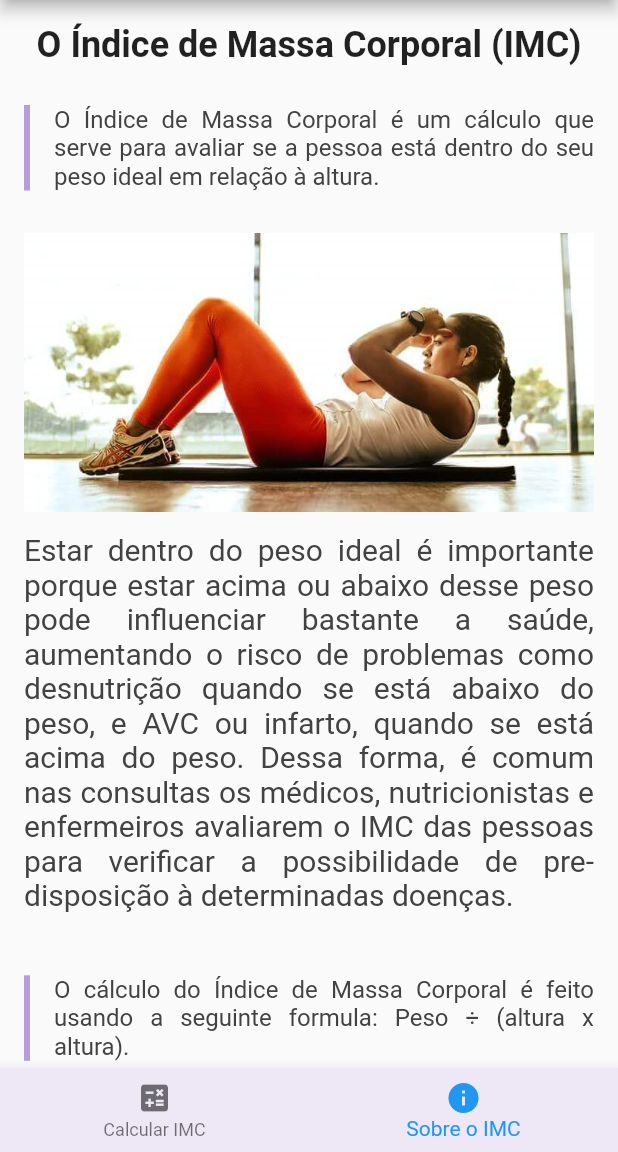
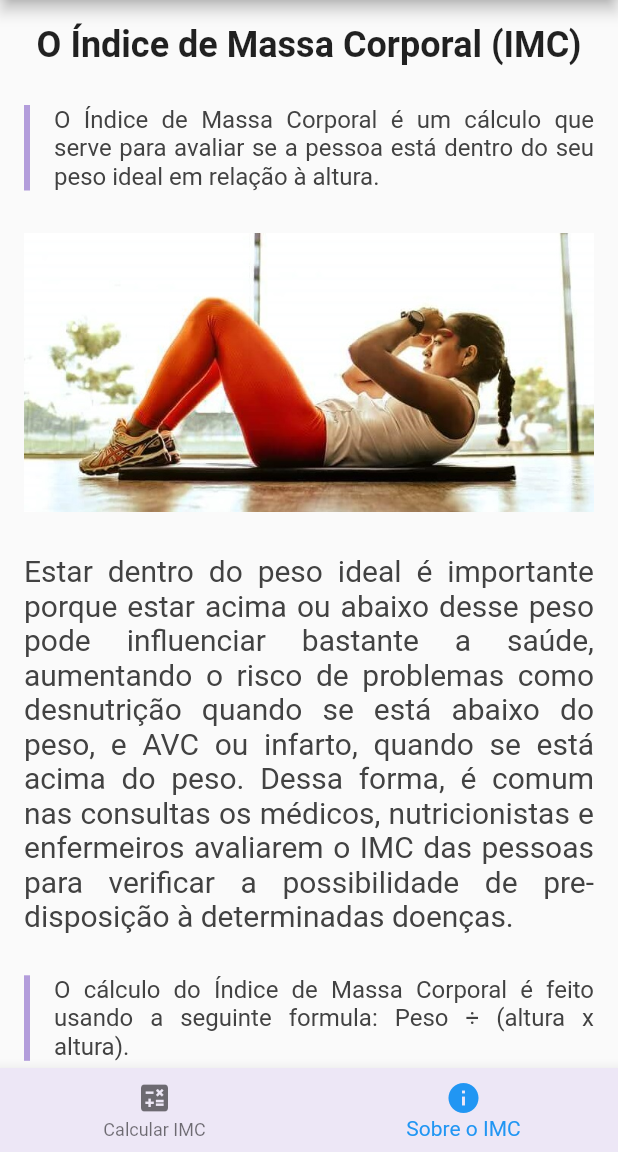
Before and after one commit to Gabriel-S-Souza/imc_calculator_with_flutter, a Flutter app: the screen it shows after launch, swiped to page 2, on a phone screen of 412 x 824 dp, the part 84-1236 px from its top. Run offline on Flutter 3.47's test engine with Material 2 defaults, Android fonts, the phone set to English and light mode, and no system bars.

Commit message:
create and implement custom_paragraph widget

```diff
--- a/lib/pages/imc_info.dart
+++ b/lib/pages/imc_info.dart
@@ -1,6 +1,7 @@
 import 'package:calculadora_de_imc/contents/text_contents.dart';
 import 'package:calculadora_de_imc/widgets/custom_image.dart';
 import 'package:calculadora_de_imc/widgets/custom_left_border_text.dart';
+import 'package:calculadora_de_imc/widgets/custom_paragraph.dart';
 import 'package:calculadora_de_imc/widgets/custom_title.dart';
 import 'package:flutter/material.dart';
 
@@ -24,41 +25,11 @@ class _ImcInfoPageState extends State<ImcInfoPage> {
               const CustomTitle(text: "O Índice de Massa Corporal (IMC)"),
               CustomLeftBorderText(text: getTextContents("subtitle")),
               const CustomImage(path: "assets/images/exercicio-fisico.jpg"),
-              Padding(
-                padding: const EdgeInsets.only(bottom: 28),
-                child: Text(
-                  getTextContents("firstFragment"),
-                  textAlign: TextAlign.justify,
-                  style: TextStyle(
-                    fontSize: 20,
-                    color: Colors.grey[800],
-                  ),
-                ),
-              ),
+              CustomParagraph(text: getTextContents("firstFragment")),
               CustomLeftBorderText(text: getTextContents("secondFragment")),
-              Padding(
-                padding: const EdgeInsets.only(top: 24, bottom: 28),
-                child: Text(
-                  getTextContents("thirdFragment"),
-                  textAlign: TextAlign.justify,
-                  style: TextStyle(
-                    fontSize: 20,
-                    color: Colors.grey[800],
-                  ),
-                ),
-              ),
+              CustomParagraph(text: getTextContents("thirdFragment")),
               const CustomImage(path: "assets/images/tabela-imc.jpg"),
-              Padding(
-                padding: const EdgeInsets.only(bottom: 28),
-                child: Text(
-                  getTextContents("fourthFragment"),
-                  textAlign: TextAlign.justify,
-                  style: TextStyle(
-                    fontSize: 20,
-                    color: Colors.grey[800],
-                  ),
-                ),
-              ),
+              CustomParagraph(text: getTextContents("fourthFragment")),
             ],
           ),
         ),
--- /dev/null
+++ b/lib/widgets/custom_paragraph.dart
@@ -0,0 +1,25 @@
+import 'package:flutter/material.dart';
+
+class CustomParagraph extends StatelessWidget {
+  final String text;
+
+  const CustomParagraph({
+    Key? key,
+    required this.text
+  }) : super(key: key);
+
+  @override
+  Widget build(BuildContext context) {
+    return Padding(
+      padding: const EdgeInsets.only(top: 14, bottom: 14),
+      child: Text(
+        text,
+        textAlign: TextAlign.justify,
+        style: TextStyle(
+          fontSize: 20,
+          color: Colors.grey[800],
+        ),
+      ),
+    );
+  }
+}
```
